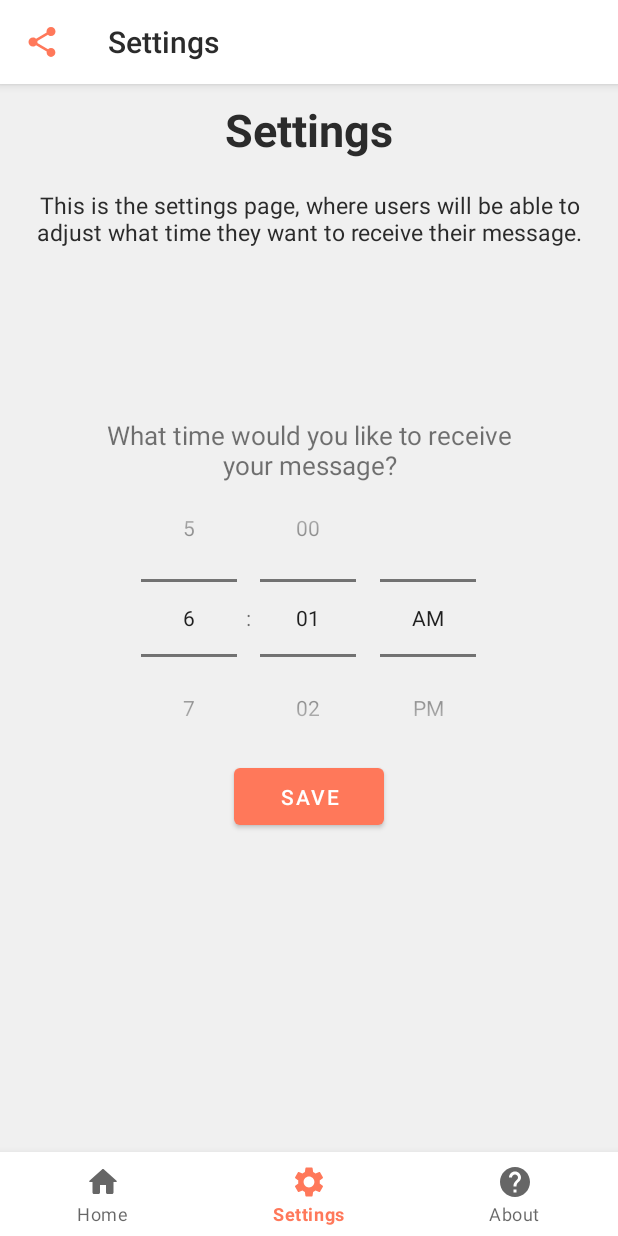
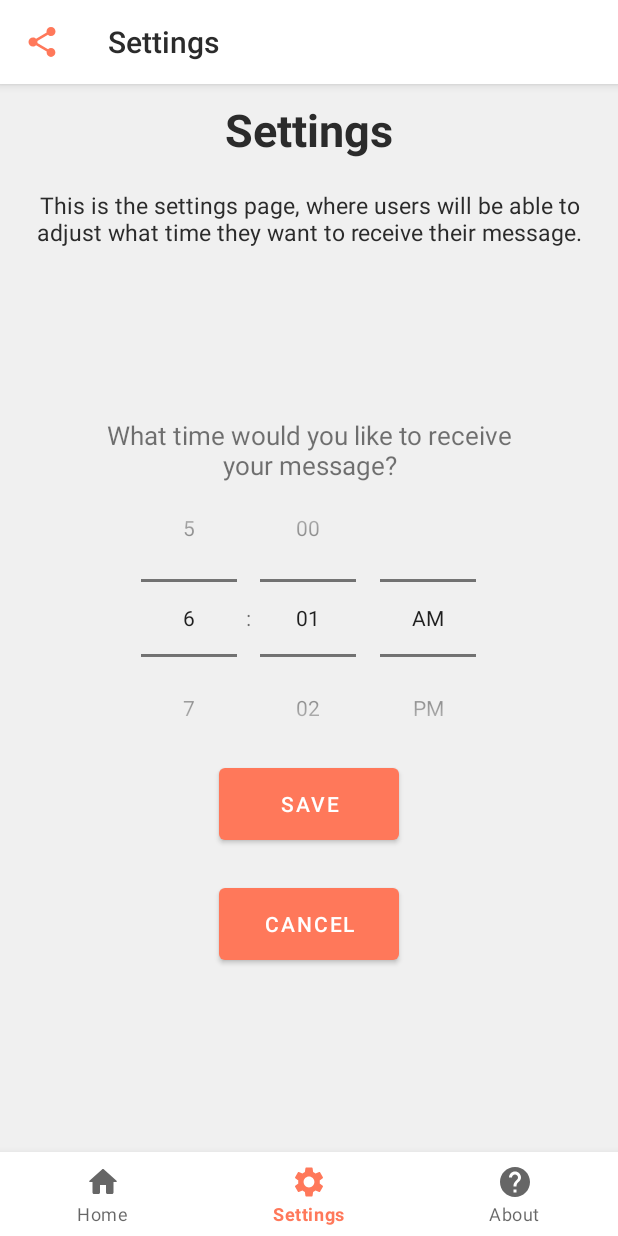
Before and after one commit to gradientdev/Starfruit, an Android app: the screen it shows after launch (MainActivity), item 2 of the bottom bar chosen, on a phone screen of 412 x 824 dp. Run offline under Robolectric (Android 15) with nearby library versions, the phone set to English and light mode, and no system bars.

Commit message:
Updated layouts of settings and home fragments

```diff
--- a/app/src/main/res/layout/activity_main.xml
+++ b/app/src/main/res/layout/activity_main.xml
@@ -24,4 +24,6 @@
         android:background="@android:color/white"
         app:menu="@menu/nav_menu" />
 
+
+
 </RelativeLayout>
--- a/app/src/main/res/layout/fragment_settings.xml
+++ b/app/src/main/res/layout/fragment_settings.xml
@@ -52,12 +52,22 @@
             android:layout_centerVertical="true"/>
 
         <com.google.android.material.button.MaterialButton
-            android:layout_width="100sp"
-            android:layout_height="50sp"
+            android:id="@+id/savebutton"
+            android:layout_width="120sp"
+            android:layout_height="60sp"
             android:text="save"
             android:layout_centerHorizontal="true"
             android:layout_alignTop="@+id/timepicker"
             android:layout_marginTop="200sp"/>
+
+        <com.google.android.material.button.MaterialButton
+            android:id="@+id/cancelbutton"
+            android:layout_width="120sp"
+            android:layout_height="60sp"
+            android:text="cancel"
+            android:layout_centerHorizontal="true"
+            android:layout_alignTop="@+id/savebutton"
+            android:layout_marginTop="80sp"/>
     </RelativeLayout>
 
 </FrameLayout>
```
Also changed, not shown: app/src/main/res/layout/fragment_home.xml (+13 -3 lines).
